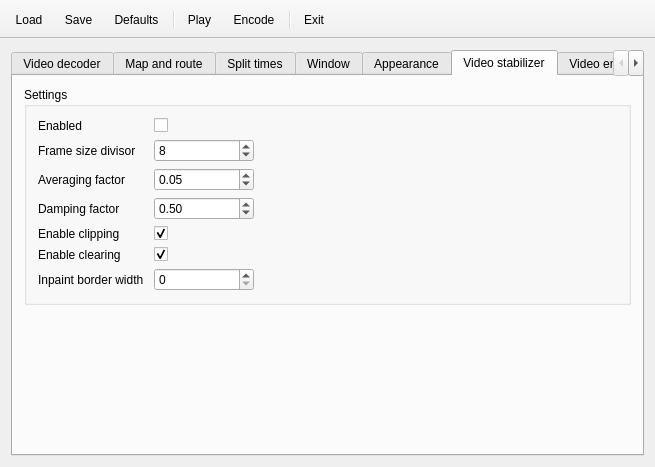
The window that src/MainWindow.ui (mikoro/orientview) describes before a commit, drawn with Qt 5.
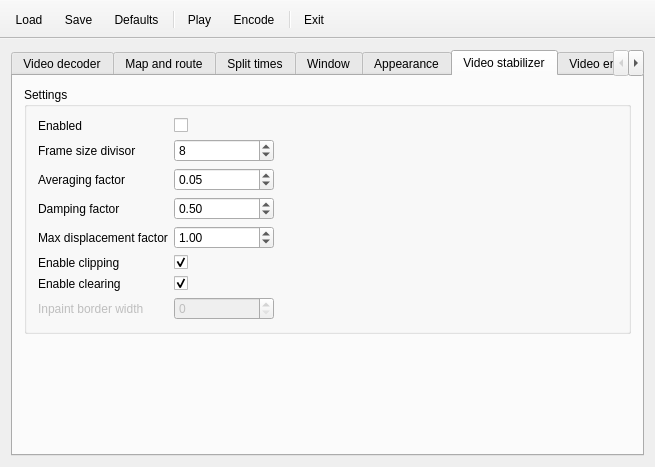
The same window after the commit. Icons and pictures are not drawn.

Commit message: Added max displacement factor setting

The edit to the form file:
```diff
--- a/src/MainWindow.ui
+++ b/src/MainWindow.ui
@@ -1448,8 +1448,8 @@
            <string>Settings</string>
           </property>
           <layout class="QGridLayout" name="gridLayout_5">
-           <item row="0" column="0">
-            <widget class="QLabel" name="label_11">
+           <item row="6" column="0">
+            <widget class="QLabel" name="label_30">
              <property name="sizePolicy">
               <sizepolicy hsizetype="MinimumExpanding" vsizetype="Preferred">
                <horstretch>0</horstretch>
@@ -1464,12 +1464,12 @@
              </property>
              <property name="maximumSize">
               <size>
-               <width>110</width>
+               <width>130</width>
                <height>16777215</height>
               </size>
              </property>
              <property name="text">
-              <string>Enabled</string>
+              <string>Enable clearing</string>
              </property>
             </widget>
            </item>
@@ -1514,34 +1514,6 @@
              </property>
             </widget>
            </item>
-           <item row="2" column="1">
-            <widget class="QDoubleSpinBox" name="doubleSpinBoxVideoStabilizerAveragingFactor">
-             <property name="sizePolicy">
-              <sizepolicy hsizetype="MinimumExpanding" vsizetype="Fixed">
-               <horstretch>0</horstretch>
-               <verstretch>0</verstretch>
-              </sizepolicy>
-             </property>
-             <property name="maximumSize">
-              <size>
-               <width>100</width>
-               <height>16777215</height>
-              </size>
-             </property>
-             <property name="toolTip">
-              <string>Increase to make centering faster and less effective stabilization</string>
-             </property>
-             <property name="maximum">
-              <double>1.000000000000000</double>
-             </property>
-             <property name="singleStep">
-              <double>0.100000000000000</double>
-             </property>
-             <property name="value">
-              <double>0.050000000000000</double>
-             </property>
-            </widget>
-           </item>
            <item row="3" column="1">
             <widget class="QDoubleSpinBox" name="doubleSpinBoxVideoStabilizerDampingFactor">
              <property name="sizePolicy">
@@ -1557,7 +1529,7 @@
               </size>
              </property>
              <property name="toolTip">
-              <string>Decrease to dampen frame movements</string>
+              <string>Decrease to scale down frame movements</string>
              </property>
              <property name="maximum">
               <double>1.000000000000000</double>
@@ -1570,8 +1542,11 @@
              </property>
             </widget>
            </item>
-           <item row="6" column="1">
+           <item row="7" column="1">
             <widget class="QSpinBox" name="spinBoxVideoStabilizerInpaintBorderWidth">
+             <property name="enabled">
+              <bool>false</bool>
+             </property>
              <property name="sizePolicy">
               <sizepolicy hsizetype="MinimumExpanding" vsizetype="Fixed">
                <horstretch>0</horstretch>
@@ -1598,7 +1573,7 @@
              </property>
             </widget>
            </item>
-           <item row="5" column="1">
+           <item row="6" column="1">
             <widget class="QCheckBox" name="checkBoxVideoStabilizerEnableClearing">
              <property name="sizePolicy">
               <sizepolicy hsizetype="MinimumExpanding" vsizetype="Fixed">
@@ -1623,8 +1598,8 @@
              </property>
             </widget>
            </item>
-           <item row="1" column="0">
-            <widget class="QLabel" name="label_14">
+           <item row="0" column="0">
+            <widget class="QLabel" name="label_11">
              <property name="sizePolicy">
               <sizepolicy hsizetype="MinimumExpanding" vsizetype="Preferred">
                <horstretch>0</horstretch>
@@ -1639,12 +1614,37 @@
              </property>
              <property name="maximumSize">
               <size>
-               <width>110</width>
+               <width>130</width>
                <height>16777215</height>
               </size>
              </property>
              <property name="text">
-              <string>Frame size divisor</string>
+              <string>Enabled</string>
+             </property>
+            </widget>
+           </item>
+           <item row="0" column="1">
+            <widget class="QCheckBox" name="checkBoxVideoStabilizerEnabled">
+             <property name="sizePolicy">
+              <sizepolicy hsizetype="MinimumExpanding" vsizetype="Fixed">
+               <horstretch>0</horstretch>
+               <verstretch>0</verstretch>
+              </sizepolicy>
+             </property>
+             <property name="maximumSize">
+              <size>
+               <width>100</width>
+               <height>16777215</height>
+              </size>
+             </property>
+             <property name="toolTip">
+              <string>Whether to enable video stabilization</string>
+             </property>
+             <property name="text">
+              <string/>
+             </property>
+             <property name="checked">
+              <bool>false</bool>
              </property>
             </widget>
            </item>
@@ -1664,7 +1664,7 @@
              </property>
              <property name="maximumSize">
               <size>
-               <width>110</width>
+               <width>130</width>
                <height>16777215</height>
               </size>
              </property>
@@ -1673,56 +1673,6 @@
              </property>
             </widget>
            </item>
-           <item row="6" column="0">
-            <widget class="QLabel" name="label_31">
-             <property name="sizePolicy">
-              <sizepolicy hsizetype="MinimumExpanding" vsizetype="Preferred">
-               <horstretch>0</horstretch>
-               <verstretch>0</verstretch>
-              </sizepolicy>
-             </property>
-             <property name="minimumSize">
-              <size>
-               <width>0</width>
-               <height>0</height>
-              </size>
-             </property>
-             <property name="maximumSize">
-              <size>
-               <width>110</width>
-               <height>16777215</height>
-              </size>
-             </property>
-             <property name="text">
-              <string>Inpaint border width</string>
-             </property>
-            </widget>
-           </item>
-           <item row="5" column="0">
-            <widget class="QLabel" name="label_30">
-             <property name="sizePolicy">
-              <sizepolicy hsizetype="MinimumExpanding" vsizetype="Preferred">
-               <horstretch>0</horstretch>
-               <verstretch>0</verstretch>
-              </sizepolicy>
-             </property>
-             <property name="minimumSize">
-              <size>
-               <width>0</width>
-               <height>0</height>
-              </size>
-             </property>
-             <property name="maximumSize">
-              <size>
-               <width>110</width>
-               <height>16777215</height>
-              </size>
-             </property>
-             <property name="text">
-              <string>Enable clearing</string>
-             </property>
-            </widget>
-           </item>
            <item row="3" column="0">
             <widget class="QLabel" name="label_25">
              <property name="sizePolicy">
@@ -1739,7 +1689,7 @@
              </property>
              <property name="maximumSize">
               <size>
-               <width>110</width>
+               <width>130</width>
                <height>16777215</height>
               </size>
              </property>
@@ -1748,8 +1698,33 @@
              </property>
             </widget>
            </item>
-           <item row="0" column="1">
-            <widget class="QCheckBox" name="checkBoxVideoStabilizerEnabled">
+           <item row="1" column="0">
+            <widget class="QLabel" name="label_14">
+             <property name="sizePolicy">
+              <sizepolicy hsizetype="MinimumExpanding" vsizetype="Preferred">
+               <horstretch>0</horstretch>
+               <verstretch>0</verstretch>
+              </sizepolicy>
+             </property>
+             <property name="minimumSize">
+              <size>
+               <width>0</width>
+               <height>0</height>
+              </size>
+             </property>
+             <property name="maximumSize">
+              <size>
+               <width>130</width>
+               <height>16777215</height>
+              </size>
+             </property>
+             <property name="text">
+              <string>Frame size divisor</string>
+             </property>
+            </widget>
+           </item>
+           <item row="2" column="1">
+            <widget class="QDoubleSpinBox" name="doubleSpinBoxVideoStabilizerAveragingFactor">
              <property name="sizePolicy">
               <sizepolicy hsizetype="MinimumExpanding" vsizetype="Fixed">
                <horstretch>0</horstretch>
@@ -1763,17 +1738,48 @@
               </size>
              </property>
              <property name="toolTip">
-              <string>Whether to enable video stabilization</string>
+              <string>Increase for faster centering and less effective stabilization</string>
              </property>
-             <property name="text">
-              <string/>
+             <property name="maximum">
+              <double>1.000000000000000</double>
              </property>
-             <property name="checked">
+             <property name="singleStep">
+              <double>0.100000000000000</double>
+             </property>
+             <property name="value">
+              <double>0.050000000000000</double>
+             </property>
+            </widget>
+           </item>
+           <item row="7" column="0">
+            <widget class="QLabel" name="label_31">
+             <property name="enabled">
               <bool>false</bool>
              </property>
+             <property name="sizePolicy">
+              <sizepolicy hsizetype="MinimumExpanding" vsizetype="Preferred">
+               <horstretch>0</horstretch>
+               <verstretch>0</verstretch>
+              </sizepolicy>
+             </property>
+             <property name="minimumSize">
+              <size>
+               <width>0</width>
+               <height>0</height>
+              </size>
+             </property>
+             <property name="maximumSize">
+              <size>
+               <width>130</width>
+               <height>16777215</height>
+              </size>
+             </property>
+             <property name="text">
+              <string>Inpaint border width</string>
+             </property>
             </widget>
            </item>
-           <item row="4" column="0">
+           <item row="5" column="0">
             <widget class="QLabel" name="label_33">
              <property name="sizePolicy">
               <sizepolicy hsizetype="MinimumExpanding" vsizetype="Preferred">
@@ -1789,7 +1795,7 @@
              </property>
              <property name="maximumSize">
               <size>
-               <width>110</width>
+               <width>130</width>
                <height>16777215</height>
               </size>
              </property>
@@ -1798,7 +1804,7 @@
              </property>
             </widget>
            </item>
-           <item row="4" column="1">
+           <item row="5" column="1">
             <widget class="QCheckBox" name="checkBoxVideoStabilizerEnableClipping">
              <property name="sizePolicy">
               <sizepolicy hsizetype="MinimumExpanding" vsizetype="Fixed">
@@ -1823,6 +1829,59 @@
              </property>
             </widget>
            </item>
+           <item row="4" column="0">
+            <widget class="QLabel" name="label_34">
+             <property name="sizePolicy">
+              <sizepolicy hsizetype="MinimumExpanding" vsizetype="Preferred">
+               <horstretch>0</horstretch>
+               <verstretch>0</verstretch>
+              </sizepolicy>
+             </property>
+             <property name="minimumSize">
+              <size>
+               <width>0</width>
+               <height>0</height>
+              </size>
+             </property>
+             <property name="maximumSize">
+              <size>
+               <width>130</width>
+               <height>16777215</height>
+              </size>
+             </property>
+             <property name="text">
+              <string>Max displacement factor</string>
+             </property>
+            </widget>
+           </item>
+           <item row="4" column="1">
+            <widget class="QDoubleSpinBox" name="doubleSpinBoxVideoStabilizerMaxDisplacementFactor">
+             <property name="sizePolicy">
+              <sizepolicy hsizetype="MinimumExpanding" vsizetype="Fixed">
+               <horstretch>0</horstretch>
+               <verstretch>0</verstretch>
+              </sizepolicy>
+             </property>
+             <property name="maximumSize">
+              <size>
+               <width>100</width>
+               <height>16777215</height>
+              </size>
+             </property>
+             <property name="toolTip">
+              <string>Decrease to hard limit the maximum frame displacement</string>
+             </property>
+             <property name="maximum">
+              <double>99999.000000000000000</double>
+             </property>
+             <property name="singleStep">
+              <double>0.100000000000000</double>
+             </property>
+             <property name="value">
+              <double>1.000000000000000</double>
+             </property>
+            </widget>
+           </item>
           </layout>
          </widget>
         </item>
```
The commit also changes 6 other files.
